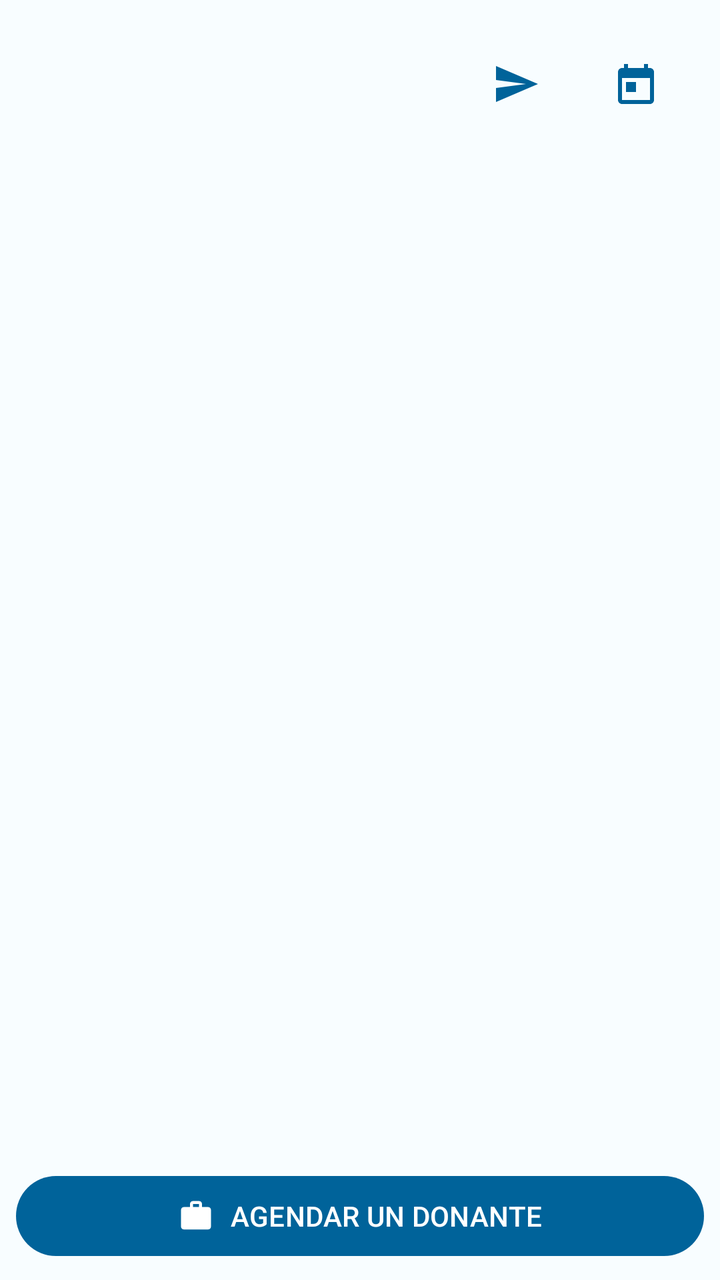
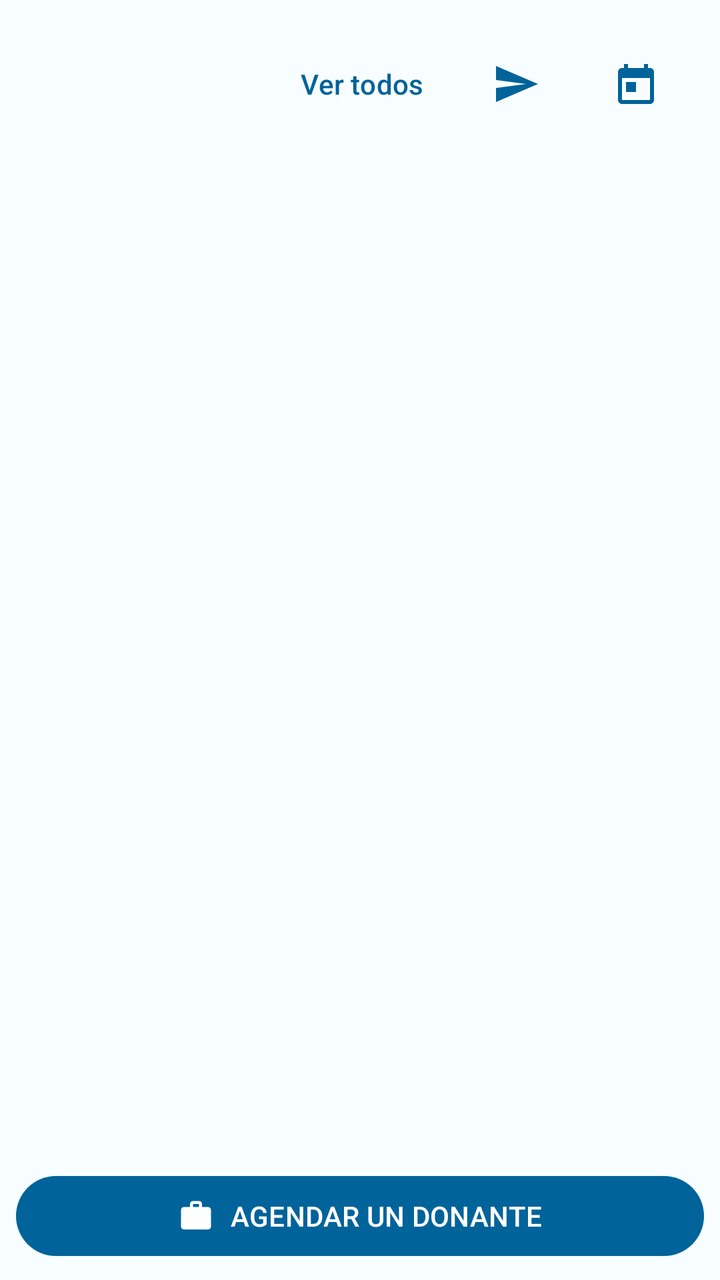

Before-and-after screenshots of an Android layout around one commit, followed by the original layout XML and the change that was made.
<!-- AndroidManifest.xml: application theme Theme.DonationSystem -->
<!-- res/layout/fragment_appointments.xml -->
<?xml version="1.0" encoding="utf-8"?>
<androidx.constraintlayout.widget.ConstraintLayout xmlns:android="http://schemas.android.com/apk/res/android"
    xmlns:app="http://schemas.android.com/apk/res-auto"
    xmlns:tools="http://schemas.android.com/tools"
    android:layout_width="match_parent"
    android:layout_height="match_parent"
    android:background="@color/surface_light"
    tools:context=".views.fragments.AppointmentsFragment">

    <LinearLayout
        android:id="@+id/rowWeekHeader"
        android:layout_width="0dp"
        android:layout_height="wrap_content"
        android:layout_marginStart="16dp"
        android:layout_marginTop="16dp"
        android:layout_marginEnd="16dp"
        android:gravity="center_vertical"
        android:orientation="horizontal"
        app:layout_constraintEnd_toEndOf="parent"
        app:layout_constraintStart_toStartOf="parent"
        app:layout_constraintTop_toTopOf="parent">

        <TextView
            android:id="@+id/textViewWeekHeader"
            android:layout_width="0dp"
            android:layout_height="wrap_content"
            android:layout_weight="1"
            android:textAppearance="?attr/textAppearanceTitleMedium"
            android:textColor="@color/clinical_dark_blue"
            android:textStyle="bold" />

        <com.google.android.material.button.MaterialButton
            android:id="@+id/buttonDispatchReminders"
            style="@style/Widget.Material3.Button.IconButton"
            android:layout_width="wrap_content"
            android:layout_height="wrap_content"
            android:layout_marginEnd="8dp"
            android:contentDescription="@string/cd_dispatch_reminders"
            app:icon="@drawable/ic_send"
            app:iconSize="24dp" />

        <com.google.android.material.button.MaterialButton
            android:id="@+id/buttonOpenCalendar"
            style="@style/Widget.Material3.Button.IconButton"
            android:layout_width="wrap_content"
            android:layout_height="wrap_content"
            android:contentDescription="@string/cd_open_calendar"
            app:icon="@drawable/ic_calendar"
            app:iconSize="24dp" />
    </LinearLayout>

    <TextView
        android:id="@+id/textViewSelectedDateLabel"
        android:layout_width="0dp"
        android:layout_height="wrap_content"
        android:layout_marginStart="16dp"
        android:layout_marginTop="8dp"
        android:layout_marginEnd="16dp"
        android:textAppearance="?attr/textAppearanceBodyMedium"
        android:textColor="@color/medical_blue"
        android:visibility="gone"
        app:layout_constraintEnd_toEndOf="parent"
        app:layout_constraintStart_toStartOf="parent"
        app:layout_constraintTop_toBottomOf="@+id/rowWeekHeader" />

    <androidx.recyclerview.widget.RecyclerView
        android:id="@+id/recyclerViewDaysFilter"
        android:layout_width="0dp"
        android:layout_height="wrap_content"
        android:layout_marginTop="12dp"
        android:orientation="horizontal"
        android:paddingStart="16dp"
        android:paddingEnd="16dp"
        app:layout_constraintEnd_toEndOf="parent"
        app:layout_constraintStart_toStartOf="parent"
        app:layout_constraintTop_toBottomOf="@+id/textViewSelectedDateLabel"
        tools:listitem="@layout/item_day_filter" />

    <TextView
        android:id="@+id/textViewEmptyAppointments"
        android:layout_width="wrap_content"
        android:layout_height="wrap_content"
        android:text="@string/empty_day_appointments"
        android:textColor="@color/on_surface_variant"
        android:visibility="gone"
        app:layout_constraintBottom_toBottomOf="parent"
        app:layout_constraintEnd_toEndOf="parent"
        app:layout_constraintStart_toStartOf="parent"
        app:layout_constraintTop_toTopOf="parent" />

    <androidx.recyclerview.widget.RecyclerView
        android:id="@+id/recyclerViewAppointmentsList"
        android:layout_width="0dp"
        android:layout_height="0dp"
        android:layout_marginTop="8dp"
        android:clipToPadding="false"
        android:paddingBottom="16dp"
        app:layout_constraintBottom_toTopOf="@+id/buttonScheduleDonor"
        app:layout_constraintEnd_toEndOf="parent"
        app:layout_constraintStart_toStartOf="parent"
        app:layout_constraintTop_toBottomOf="@+id/recyclerViewDaysFilter"
        tools:listitem="@layout/item_appointment" />

    <com.google.android.material.button.MaterialButton
        android:id="@+id/buttonScheduleDonor"
        android:layout_width="0dp"
        android:layout_height="wrap_content"
        android:layout_margin="8dp"
        android:text="@string/btn_schedule_donor"
        app:icon="@drawable/ic_workflow"
        app:iconGravity="textStart"
        app:layout_constraintBottom_toBottomOf="parent"
        app:layout_constraintEnd_toEndOf="parent"
        app:layout_constraintStart_toStartOf="parent" />

</androidx.constraintlayout.widget.ConstraintLayout>
<!-- res/layout/item_day_filter.xml (included above) -->
<?xml version="1.0" encoding="utf-8"?>
<com.google.android.material.card.MaterialCardView xmlns:android="http://schemas.android.com/apk/res/android"
    xmlns:app="http://schemas.android.com/apk/res-auto"
    android:id="@+id/cardDayFilter"
    android:layout_width="wrap_content"
    android:layout_height="wrap_content"
    android:layout_marginEnd="8dp"
    app:cardCornerRadius="8dp"
    app:cardElevation="0dp"
    app:strokeWidth="1dp"
    app:strokeColor="@color/medical_blue">

    <TextView
        android:id="@+id/textViewDayFilter"
        android:layout_width="wrap_content"
        android:layout_height="wrap_content"
        android:minWidth="56dp"
        android:paddingTop="10dp"
        android:paddingBottom="10dp"
        android:paddingStart="12dp"
        android:paddingEnd="12dp"
        android:gravity="center"
        android:textAppearance="?attr/textAppearanceLabelMedium"
        android:textColor="@color/medical_blue" />
</com.google.android.material.card.MaterialCardView>
<!-- res/layout/item_appointment.xml (included above) -->
<?xml version="1.0" encoding="utf-8"?>
<com.google.android.material.card.MaterialCardView xmlns:android="http://schemas.android.com/apk/res/android"
    xmlns:app="http://schemas.android.com/apk/res-auto"
    style="@style/Widget.App.Card"
    android:layout_width="match_parent"
    android:layout_height="wrap_content"
    android:layout_marginStart="@dimen/card_margin_h"
    android:layout_marginEnd="@dimen/card_margin_h"
    android:layout_marginBottom="@dimen/card_margin_v">

    <androidx.constraintlayout.widget.ConstraintLayout
        android:layout_width="match_parent"
        android:layout_height="wrap_content"
        android:padding="16dp">

        <com.google.android.material.chip.Chip
            android:id="@+id/chipAppointmentTime"
            android:layout_width="wrap_content"
            android:layout_height="wrap_content"
            android:clickable="false"
            android:focusable="false"
            android:text="@string/loading"
            app:layout_constraintEnd_toEndOf="parent"
            app:layout_constraintTop_toTopOf="parent" />

        <TextView
            android:id="@+id/textViewAppointmentDonor"
            android:layout_width="0dp"
            android:layout_height="wrap_content"
            android:textAppearance="?attr/textAppearanceTitleSmall"
            android:textColor="@color/on_surface"
            app:layout_constraintEnd_toStartOf="@+id/chipAppointmentTime"
            app:layout_constraintStart_toStartOf="parent"
            app:layout_constraintTop_toTopOf="parent" />

        <TextView
            android:id="@+id/textViewAppointmentProcedure"
            android:layout_width="wrap_content"
            android:layout_height="wrap_content"
            android:layout_marginTop="8dp"
            android:text="@string/loading"
            android:textAppearance="?attr/textAppearanceBodyMedium"
            android:textColor="@color/medical_blue"
            app:layout_constraintStart_toStartOf="parent"
            app:layout_constraintTop_toBottomOf="@+id/textViewAppointmentDonor" />

        <LinearLayout
            android:id="@+id/layoutReminderActions"
            android:layout_width="wrap_content"
            android:layout_height="wrap_content"
            android:layout_marginTop="12dp"
            android:gravity="center_vertical"
            android:orientation="horizontal"
            app:layout_constraintBottom_toBottomOf="parent"
            app:layout_constraintEnd_toEndOf="parent"
            app:layout_constraintTop_toBottomOf="@+id/textViewAppointmentProcedure">

            <com.google.android.material.button.MaterialButton
                android:id="@+id/buttonSendWhatsApp"
                style="@style/Widget.Material3.Button.IconButton"
                android:layout_width="wrap_content"
                android:layout_height="wrap_content"
                android:contentDescription="@string/cd_send_whatsapp"
                app:icon="@drawable/ic_whatsapp"
                app:iconSize="24dp" />

            <com.google.android.material.button.MaterialButton
                android:id="@+id/buttonSendEmail"
                style="@style/Widget.Material3.Button.IconButton"
                android:layout_width="wrap_content"
                android:layout_height="wrap_content"
                android:contentDescription="@string/cd_send_email"
                app:icon="@drawable/ic_mail"
                app:iconSize="24dp" />

            <ImageView
                android:id="@+id/imageViewReminderWhatsAppChecked"
                android:layout_width="40dp"
                android:layout_height="40dp"
                android:contentDescription="@string/msg_reminder_sent"
                android:src="@drawable/ic_check"
                app:tint="@color/aptitude_green"
                android:visibility="gone" />

            <ImageView
                android:id="@+id/imageViewReminderEmailChecked"
                android:layout_width="40dp"
                android:layout_height="40dp"
                android:contentDescription="@string/msg_reminder_sent"
                android:src="@drawable/ic_check"
                app:tint="@color/aptitude_green"
                android:visibility="gone" />
        </LinearLayout>
    </androidx.constraintlayout.widget.ConstraintLayout>
</com.google.android.material.card.MaterialCardView>
<!-- resources referenced by this layout -->
<resources>
  <color name="aptitude_green">#FF2E7D32</color>
  <color name="clinical_dark_blue">#FF001D33</color>
  <color name="medical_blue">#FF00639A</color>
  <color name="on_surface">#FF191C20</color>
  <color name="on_surface_variant">#FF42474E</color>
  <color name="surface_light">#FFF8FDFF</color>
  <dimen name="card_margin_h">16dp</dimen>
  <dimen name="card_margin_v">8dp</dimen>
  <!-- drawable ic_check (drawable) -->
  <vector xmlns:android="http://schemas.android.com/apk/res/android"
      android:width="24dp"
      android:height="24dp"
      android:viewportWidth="24"
      android:viewportHeight="24"
      android:tint="?attr/colorControlNormal">
      <path
          android:fillColor="@android:color/white"
          android:pathData="M9,16.17L4.83,12l-1.42,1.41L9,19 21,7l-1.41,-1.41z" />
  </vector>
  <!-- drawable ic_mail (drawable) -->
  <vector xmlns:android="http://schemas.android.com/apk/res/android"
      android:width="24dp"
      android:height="24dp"
      android:viewportWidth="24"
      android:viewportHeight="24"
      android:tint="?attr/colorControlNormal">
      <path
          android:fillColor="@android:color/white"
          android:pathData="M20,4H4c-1.1,0 -1.99,0.9 -1.99,2L2,18c0,1.1 0.9,2 2,2h16c1.1,0 2,-0.9 2,-2V6c0,-1.1 -0.9,-2 -2,-2zM20,8l-8,5 -8,-5V6l8,5 8,-5v2z" />
  </vector>
  <!-- drawable ic_send (drawable) -->
  <vector xmlns:android="http://schemas.android.com/apk/res/android"
      android:width="24dp"
      android:height="24dp"
      android:viewportWidth="24"
      android:viewportHeight="24"
      android:tint="?attr/colorControlNormal">
      <path
          android:fillColor="@android:color/white"
          android:pathData="M2.01,21L23,12 2.01,3 2,10l15,2 -15,2z" />
  </vector>
  <string name="btn_schedule_donor">AGENDAR UN DONANTE</string>
  <string name="cd_dispatch_reminders">Enviar recordatorios automáticos ahora</string>
  <string name="cd_open_calendar">Abrir calendario</string>
  <string name="cd_send_email">Enviar recordatorio por email</string>
  <string name="cd_send_whatsapp">Enviar recordatorio por WhatsApp</string>
  <string name="empty_day_appointments">No hay citas para este día</string>
  <string name="loading">Cargando...</string>
  <string name="msg_reminder_sent">Recordatorio enviado</string>
  <style name="Widget.App.Card" parent="Widget.Material3.CardView.Filled">
          <item name="cardCornerRadius">@dimen/card_corner_radius</item>
      </style>
  <style name="Theme.DonationSystem" parent="Base.Theme.DonationSystem" />
  <dimen name="card_corner_radius">12dp</dimen>
  <color name="on_primary">#FFFFFFFF</color>
  <color name="medical_blue_light">#FFD1E4FF</color>
  <color name="on_secondary">#FFFFFFFF</color>
  <color name="surface_variant">#FFDEE3EB</color>
  <color name="outline">#FF72777F</color>
  <color name="surface_container_lowest">#FFFFFFFF</color>
  <color name="surface_container_low">#FFF3F8FB</color>
  <color name="surface_container">#FFEDF3F8</color>
  <color name="surface_container_high">#FFE7EDF3</color>
  <color name="surface_container_highest">#FFE1E9F0</color>
  <!-- unchanged entries left out for length: 4 -->
</resources>

<!-- the commit's change to res/layout/fragment_appointments.xml (unified diff, before → after) -->
@@ -28,6 +28,27 @@
             android:textAppearance="?attr/textAppearanceTitleMedium"
             android:textColor="@color/clinical_dark_blue"
             android:textStyle="bold" />
+
+        <com.google.android.material.button.MaterialButton
+            android:id="@+id/buttonToggleHistory"
+            style="@style/Widget.Material3.Button.TextButton"
+            android:layout_width="wrap_content"
+            android:layout_height="wrap_content"
+            android:layout_marginEnd="8dp"
+            android:minWidth="0dp"
+            android:text="@string/action_view_all"
+            android:textColor="@color/medical_blue" />
+
+        <com.google.android.material.button.MaterialButton
+            android:id="@+id/buttonToggleRequests"
+            style="@style/Widget.Material3.Button.TextButton"
+            android:layout_width="wrap_content"
+            android:layout_height="wrap_content"
+            android:layout_marginEnd="8dp"
+            android:minWidth="0dp"
+            android:text="@string/action_view_requests"
+            android:textColor="@color/medical_blue"
+            android:visibility="gone" />
 
         <com.google.android.material.button.MaterialButton
             android:id="@+id/buttonDispatchReminders"
@@ -163,6 +184,17 @@
             android:clickable="false"
             android:focusable="false"
             android:text="@string/loading"
+            app:layout_constraintEnd_toStartOf="@+id/buttonAppointmentActions"
+            app:layout_constraintTop_toTopOf="parent" />
+
+        <com.google.android.material.button.MaterialButton
+            android:id="@+id/buttonAppointmentActions"
+            style="@style/Widget.Material3.Button.IconButton"
+            android:layout_width="wrap_content"
+            android:layout_height="wrap_content"
+            android:contentDescription="@string/cd_appointment_actions"
+            app:icon="@drawable/ic_more_vert"
+            app:iconSize="24dp"
             app:layout_constraintEnd_toEndOf="parent"
             app:layout_constraintTop_toTopOf="parent" />
 
@@ -186,6 +218,21 @@
             android:textColor="@color/medical_blue"
             app:layout_constraintStart_toStartOf="parent"
             app:layout_constraintTop_toBottomOf="@+id/textViewAppointmentDonor" />
+
+        <com.google.android.material.chip.Chip
+            android:id="@+id/chipAppointmentStatus"
+            style="@style/Widget.Material3.Chip.Suggestion"
+            android:layout_width="wrap_content"
+            android:layout_height="wrap_content"
+            android:layout_marginStart="8dp"
+            android:checkable="false"
+            android:textAppearance="?attr/textAppearanceLabelSmall"
+            android:textColor="@color/white"
+            android:textStyle="bold"
+            android:visibility="gone"
+            app:layout_constraintBottom_toBottomOf="@+id/textViewAppointmentProcedure"
+            app:layout_constraintStart_toEndOf="@+id/textViewAppointmentProcedure"
+            app:layout_constraintTop_toTopOf="@+id/textViewAppointmentProcedure" />
 
         <LinearLayout
             android:id="@+id/layoutReminderActions"
<!-- resource entries referenced after the edit -->
@@ -6,6 +6,7 @@
   <color name="on_surface">#FF191C20</color>
   <color name="on_surface_variant">#FF42474E</color>
   <color name="surface_light">#FFF8FDFF</color>
+  <color name="white">#FFFFFFFF</color>
   <dimen name="card_margin_h">16dp</dimen>
   <dimen name="card_margin_v">8dp</dimen>
   <!-- drawable ic_check (drawable) -->
@@ -30,6 +31,17 @@
           android:fillColor="@android:color/white"
           android:pathData="M20,4H4c-1.1,0 -1.99,0.9 -1.99,2L2,18c0,1.1 0.9,2 2,2h16c1.1,0 2,-0.9 2,-2V6c0,-1.1 -0.9,-2 -2,-2zM20,8l-8,5 -8,-5V6l8,5 8,-5v2z" />
   </vector>
+  <!-- drawable ic_more_vert (drawable) -->
+  <vector xmlns:android="http://schemas.android.com/apk/res/android"
+      android:width="24dp"
+      android:height="24dp"
+      android:viewportWidth="24"
+      android:viewportHeight="24"
+      android:tint="?attr/colorControlNormal">
+      <path
+          android:fillColor="@android:color/white"
+          android:pathData="M12,8c1.1,0 2,-0.9 2,-2s-0.9,-2 -2,-2 -2,0.9 -2,2 0.9,2 2,2zM12,10c-1.1,0 -2,0.9 -2,2s0.9,2 2,2 2,-0.9 2,-2 -0.9,-2 -2,-2zM12,16c-1.1,0 -2,0.9 -2,2s0.9,2 2,2 2,-0.9 2,-2 -0.9,-2 -2,-2z" />
+  </vector>
   <!-- drawable ic_send (drawable) -->
   <vector xmlns:android="http://schemas.android.com/apk/res/android"
       android:width="24dp"
@@ -41,7 +53,10 @@
           android:fillColor="@android:color/white"
           android:pathData="M2.01,21L23,12 2.01,3 2,10l15,2 -15,2z" />
   </vector>
+  <string name="action_view_all">Ver todos</string>
+  <string name="action_view_requests">Solicitudes</string>
   <string name="btn_schedule_donor">AGENDAR UN DONANTE</string>
+  <string name="cd_appointment_actions">Acciones del turno</string>
   <string name="cd_dispatch_reminders">Enviar recordatorios automáticos ahora</string>
   <string name="cd_open_calendar">Abrir calendario</string>
   <string name="cd_send_email">Enviar recordatorio por email</string>
